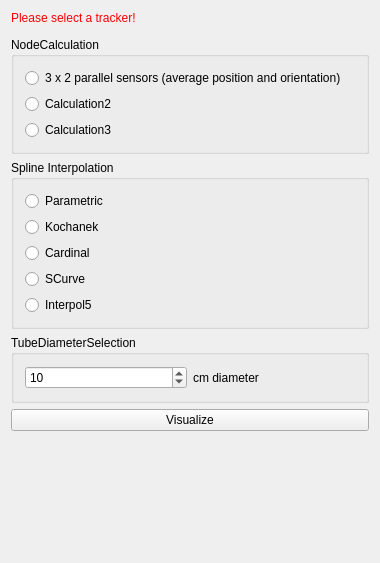
Old version of the form Plugins/org.mitk.gui.qt.endoscopevisualization/src/internal/EndoscopeVisualizationControls.ui in the repository heinpa02/EndoscopeVisualizationPlugin.
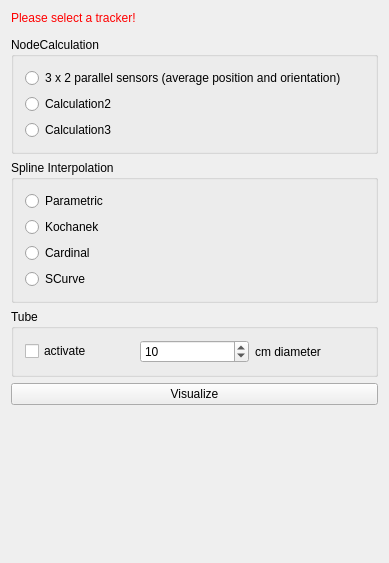
New version of the form. Custom widgets are drawn as their Qt base class.

Commit message: repair Calculation 1, get 6DOF information, add Caluclation 2

Diff of the .ui file:
```diff
--- a/Plugins/org.mitk.gui.qt.endoscopevisualization/src/internal/EndoscopeVisualizationControls.ui
+++ b/Plugins/org.mitk.gui.qt.endoscopevisualization/src/internal/EndoscopeVisualizationControls.ui
@@ -6,7 +6,7 @@
    <rect>
     <x>0</x>
     <y>0</y>
-    <width>380</width>
+    <width>389</width>
     <height>563</height>
    </rect>
   </property>
@@ -100,30 +100,16 @@
         </property>
        </widget>
       </item>
-      <item>
-       <widget class="QRadioButton" name="Interpol5">
-        <property name="text">
-         <string>Interpol5</string>
-        </property>
-       </widget>
-      </item>
      </layout>
     </widget>
    </item>
    <item>
     <widget class="QGroupBox" name="TubeDiameterSelection">
      <property name="title">
-      <string>TubeDiameterSelection</string>
+      <string>Tube</string>
      </property>
      <layout class="QGridLayout" name="gridLayout">
       <item row="0" column="1">
-       <widget class="QLabel" name="label">
-        <property name="text">
-         <string>cm diameter</string>
-        </property>
-       </widget>
-      </item>
-      <item row="0" column="0">
        <widget class="QSpinBox" name="spinBoxTubeDiameter">
         <property name="minimum">
          <number>8</number>
@@ -139,6 +125,20 @@
         </property>
        </widget>
       </item>
+      <item row="0" column="2">
+       <widget class="QLabel" name="label">
+        <property name="text">
+         <string>cm diameter</string>
+        </property>
+       </widget>
+      </item>
+      <item row="0" column="0">
+       <widget class="QCheckBox" name="checkBox_Tube">
+        <property name="text">
+         <string>activate</string>
+        </property>
+       </widget>
+      </item>
      </layout>
     </widget>
    </item>
```
The commit also changes 2 other files.
